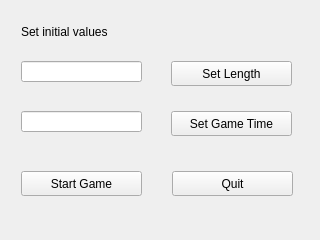
The window that Menu.ui (MateuszW99/Snake) describes before a commit, drawn with Qt 5.
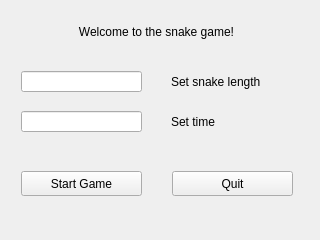
The same window after the commit.

Commit message: Add option to set starting value

```diff
--- a/Menu.ui
+++ b/Menu.ui
@@ -16,19 +16,6 @@
   <layout class="QHBoxLayout" name="horizontalLayout">
    <item>
     <widget class="QWidget" name="centralwidget" native="true">
-     <widget class="QPushButton" name="speedButton">
-      <property name="geometry">
-       <rect>
-        <x>160</x>
-        <y>50</y>
-        <width>121</width>
-        <height>25</height>
-       </rect>
-      </property>
-      <property name="text">
-       <string>Set Length</string>
-      </property>
-     </widget>
      <widget class="QPushButton" name="startGameButton">
       <property name="geometry">
        <rect>
@@ -55,37 +42,33 @@
        <string>Quit</string>
       </property>
      </widget>
-     <widget class="QPushButton" name="timerButton">
-      <property name="geometry">
-       <rect>
-        <x>160</x>
-        <y>100</y>
-        <width>121</width>
-        <height>25</height>
-       </rect>
-      </property>
-      <property name="text">
-       <string>Set Game Time</string>
-      </property>
-     </widget>
      <widget class="QLabel" name="label">
       <property name="geometry">
        <rect>
         <x>10</x>
         <y>10</y>
-        <width>101</width>
+        <width>271</width>
         <height>21</height>
        </rect>
       </property>
       <property name="text">
-       <string>Set initial values</string>
+       <string>Welcome to the snake game!</string>
+      </property>
+      <property name="scaledContents">
+       <bool>true</bool>
+      </property>
+      <property name="alignment">
+       <set>Qt::AlignCenter</set>
+      </property>
+      <property name="wordWrap">
+       <bool>false</bool>
       </property>
      </widget>
      <widget class="QLineEdit" name="lengthLine">
       <property name="geometry">
        <rect>
         <x>10</x>
-        <y>50</y>
+        <y>60</y>
         <width>121</width>
         <height>21</height>
        </rect>
@@ -113,6 +96,32 @@
        <string/>
       </property>
      </widget>
+     <widget class="QLabel" name="label_2">
+      <property name="geometry">
+       <rect>
+        <x>160</x>
+        <y>60</y>
+        <width>101</width>
+        <height>21</height>
+       </rect>
+      </property>
+      <property name="text">
+       <string>Set snake length</string>
+      </property>
+     </widget>
+     <widget class="QLabel" name="label_3">
+      <property name="geometry">
+       <rect>
+        <x>160</x>
+        <y>100</y>
+        <width>101</width>
+        <height>21</height>
+       </rect>
+      </property>
+      <property name="text">
+       <string>Set time</string>
+      </property>
+     </widget>
     </widget>
    </item>
   </layout>
```
The commit also changes 11 other files.
